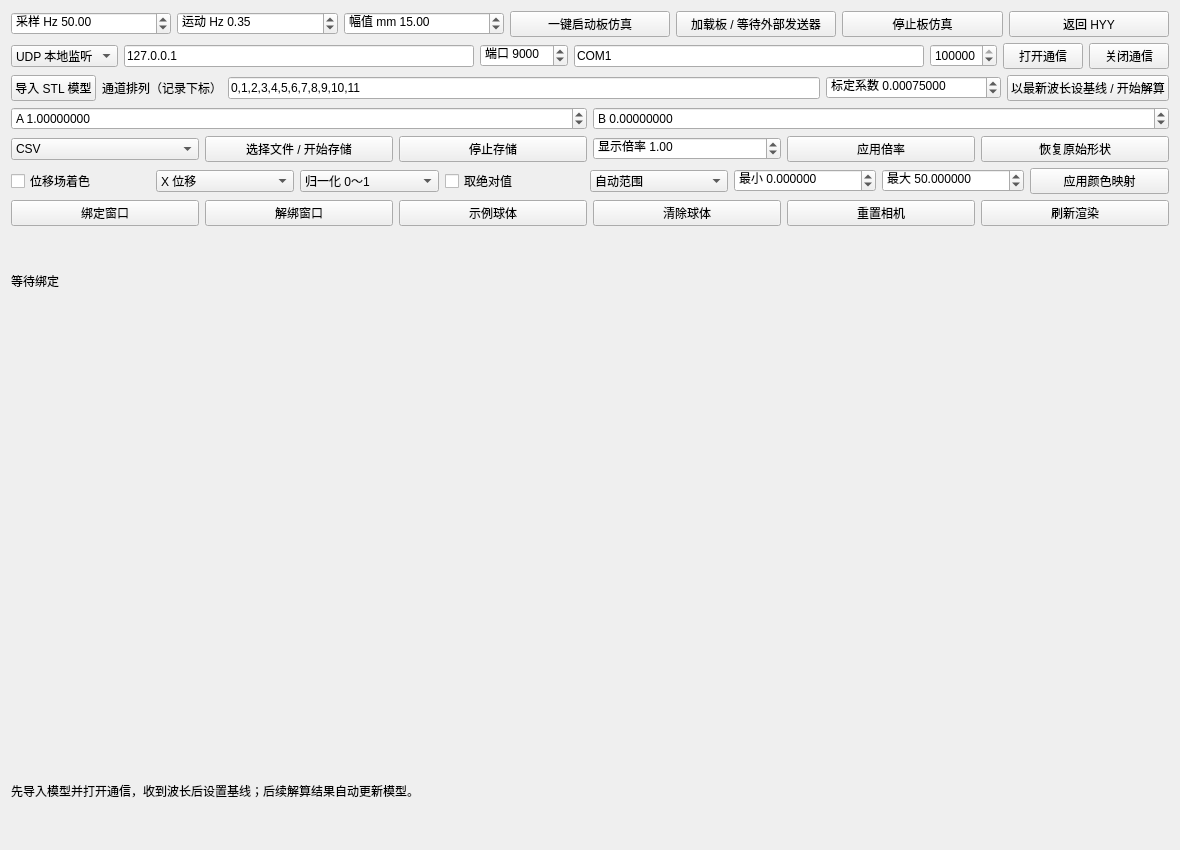
This is ui/Test-VtkOpenGLNativeWidgets/views/VtkValidationWindow.ui in Swimers/FOSD as Qt 5 draws it before an edit. The edited form follows.
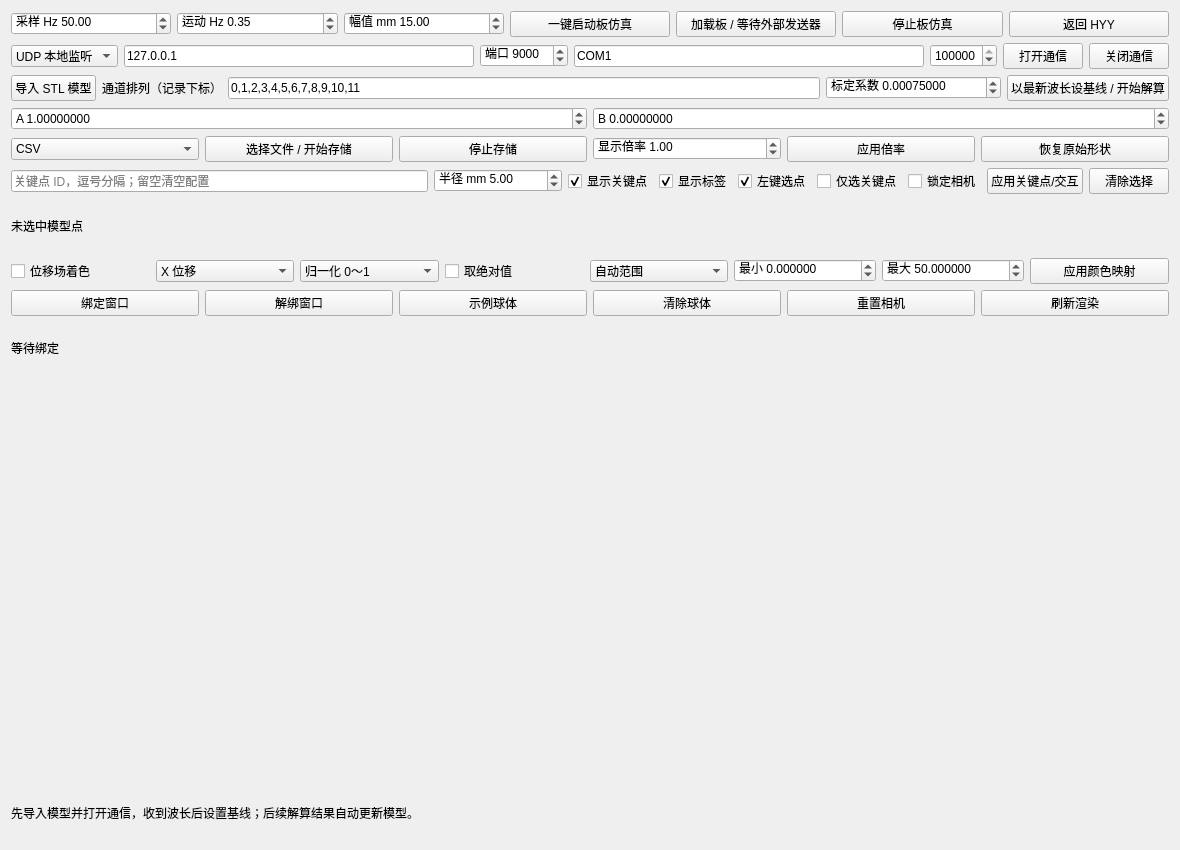
This is the edited form. Custom widgets are drawn as their Qt base class.

Commit message: 添加关键点/拾取点功能

Patch:
```diff
--- a/ui/Test-VtkOpenGLNativeWidgets/views/VtkValidationWindow.ui
+++ b/ui/Test-VtkOpenGLNativeWidgets/views/VtkValidationWindow.ui
@@ -42,6 +42,18 @@
     <item><widget class="QPushButton" name="scaleButton"><property name="text"><string>应用倍率</string></property></widget></item>
     <item><widget class="QPushButton" name="resetDeformationButton"><property name="text"><string>恢复原始形状</string></property></widget></item>
    </layout></item>
+   <item><layout class="QHBoxLayout" name="keyPointsLayout">
+    <item><widget class="QLineEdit" name="keyPointIds"><property name="placeholderText"><string>关键点 ID，逗号分隔；留空清空配置</string></property></widget></item>
+    <item><widget class="QDoubleSpinBox" name="keyPointRadius"><property name="prefix"><string>半径 mm </string></property><property name="minimum"><double>0.001</double></property><property name="maximum"><double>10000</double></property><property name="value"><double>5</double></property></widget></item>
+    <item><widget class="QCheckBox" name="keyPointsVisible"><property name="text"><string>显示关键点</string></property><property name="checked"><bool>true</bool></property></widget></item>
+    <item><widget class="QCheckBox" name="keyPointLabels"><property name="text"><string>显示标签</string></property><property name="checked"><bool>true</bool></property></widget></item>
+    <item><widget class="QCheckBox" name="pickingEnabled"><property name="text"><string>左键选点</string></property><property name="checked"><bool>true</bool></property></widget></item>
+    <item><widget class="QCheckBox" name="pickOnlyKeyPoints"><property name="text"><string>仅选关键点</string></property></widget></item>
+    <item><widget class="QCheckBox" name="cameraLocked"><property name="text"><string>锁定相机</string></property></widget></item>
+    <item><widget class="QPushButton" name="keyPointsApplyButton"><property name="text"><string>应用关键点/交互</string></property></widget></item>
+    <item><widget class="QPushButton" name="clearSelectionButton"><property name="text"><string>清除选择</string></property></widget></item>
+   </layout></item>
+   <item><widget class="QLabel" name="selectionLabel"><property name="text"><string>未选中模型点</string></property><property name="wordWrap"><bool>true</bool></property><property name="textInteractionFlags"><set>Qt::TextSelectableByMouse</set></property></widget></item>
    <item><layout class="QHBoxLayout" name="scalarLayout">
     <item><widget class="QCheckBox" name="scalarEnabled"><property name="text"><string>位移场着色</string></property></widget></item>
     <item><widget class="QComboBox" name="scalarField"><item><property name="text"><string>X 位移</string></property></item><item><property name="text"><string>Y 位移</string></property></item><item><property name="text"><string>Z 位移</string></property></item><item><property name="text"><string>总位移</string></property></item></widget></item>
```
The commit also changes 28 other files.
